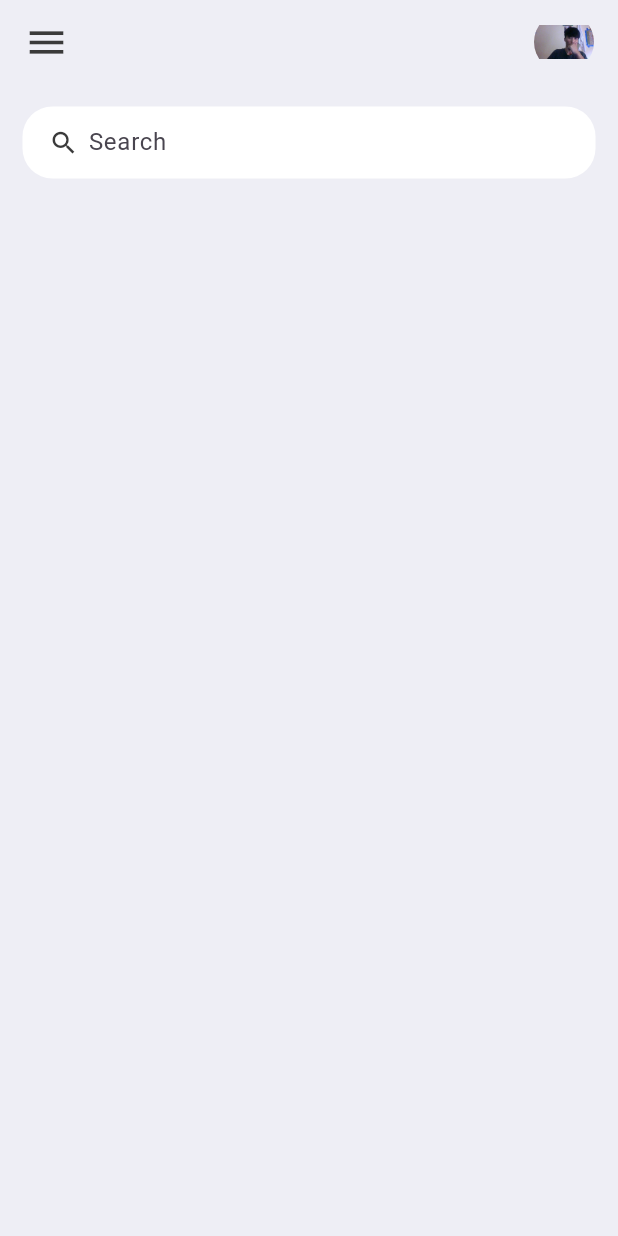
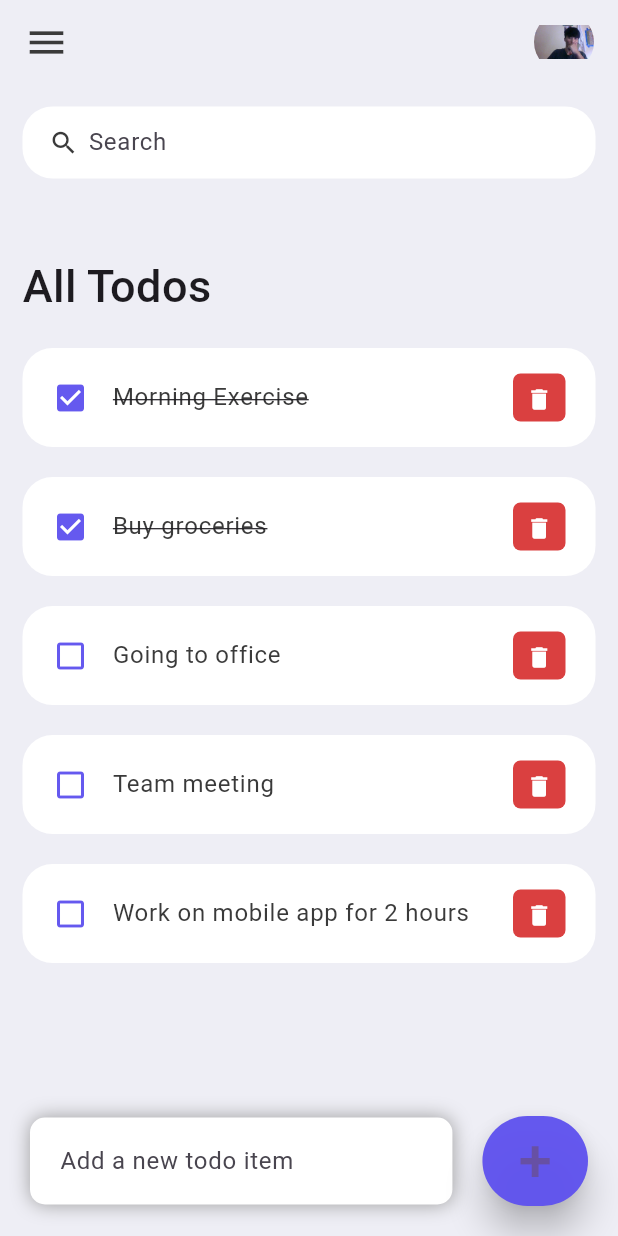
Before and after one commit to Tshewang2022/flutter, a Flutter app: the screen it shows after launch, on a phone screen of 412 x 824 dp. Run offline on Flutter 3.47's test engine with Material 3 defaults, Android fonts, the phone set to English and light mode, and no system bars.

```diff
--- /dev/null
+++ b/todo/lib/model/todo.dart
@@ -0,0 +1,17 @@
+class Todo {
+  String? id;
+  String? todoText;
+  bool isDone;
+
+  Todo({required this.id, required this.todoText, this.isDone = false});
+
+  static List<Todo> todoList() {
+    return [
+      Todo(id: '01', todoText: 'Morning Exercise', isDone: true),
+      Todo(id: '02', todoText: 'Buy groceries', isDone: true),
+      Todo(id: '03', todoText: 'Going to office'),
+      Todo(id: '04', todoText: 'Team meeting', isDone: false),
+      Todo(id: '05', todoText: 'Work on mobile app for 2 hours'),
+    ];
+  }
+}
--- a/todo/lib/screens/home.dart
+++ b/todo/lib/screens/home.dart
@@ -1,22 +1,138 @@
 import 'package:flutter/material.dart';
 import 'package:flutter/services.dart';
 import 'package:todo/constants/colors.dart';
+import 'package:todo/model/todo.dart';
+import 'package:todo/widgets/todo_item.dart';
 
-class Home extends StatelessWidget {
-  const Home({Key? key}) : super(key: key);
+class Home extends StatefulWidget {
+  Home({Key? key}) : super(key: key);
+
+  @override
+  State<Home> createState() => _HomeState();
+}
+
+class _HomeState extends State<Home> {
+  final todosList = Todo.todoList();
+  final _todoController = TextEditingController();
+
   @override
   Widget build(BuildContext context) {
-    SystemChrome.setSystemUIOverlayStyle(
-      SystemUiOverlayStyle(statusBarColor: Colors.transparent),
-    );
+    // SystemChrome.setSystemUIOverlayStyle(
+    //   SystemUiOverlayStyle(statusBarColor: Colors.transparent),
+    // );
     return Scaffold(
       backgroundColor: tdBGColor,
       appBar: _buildAppBar(),
-      body: Container(
+      body: Stack(
+        children: [
+          Container(
             padding: EdgeInsets.symmetric(horizontal: 15, vertical: 15),
-        child: Column(children: [searchBox()]),
+            child: Column(
+              children: [
+                searchBox(),
+                Expanded(
+                  child: ListView(
+                    children: [
+                      Container(
+                        margin: EdgeInsets.only(top: 50, bottom: 20),
+                        child: Text(
+                          'All Todos',
+                          style: TextStyle(
+                            fontSize: 30,
+                            fontWeight: FontWeight.w500,
+                          ),
+                        ),
+                      ),
+                      for (Todo todo in todosList)
+                        TodoItem(
+                          todo: todo,
+                          onToDoChanged: _handleToDoChange,
+                          onDeleteChanged: _deleteToDoItem,
+                        ),
+                    ],
+                  ),
+                ),
+              ],
+            ),
+          ),
+          Align(
+            alignment: Alignment.bottomCenter,
+            child: Row(
+              children: [
+                Expanded(
+                  child: Container(
+                    margin: EdgeInsets.only(bottom: 20, right: 20, left: 20),
+                    padding: EdgeInsets.symmetric(
+                      horizontal: 20,
+                      vertical: 5,
+                    ), // Added padding
+
+                    decoration: BoxDecoration(
+                      color: Colors.white,
+                      boxShadow: [
+                        BoxShadow(
+                          color: Colors.grey,
+                          offset: Offset(0.0, 0.0),
+
+                          blurRadius: 10.0,
+                          spreadRadius: 0.0,
+                        ),
+                      ],
+                      borderRadius: BorderRadius.circular(10),
+                    ),
+                    child: TextField(
+                      controller: _todoController,
+                      decoration: InputDecoration(
+                        hintText: 'Add a new todo item',
+                        border: InputBorder.none,
+                      ),
+                    ),
+                  ),
+                ),
+                Container(
+                  margin: EdgeInsets.only(bottom: 20, right: 20),
+                  child: ElevatedButton(
+                    child: Text('+', style: TextStyle(fontSize: 40)),
+                    onPressed: () {
+                      _addToDoItem(_todoController.text);
+                    },
+                    style: ElevatedButton.styleFrom(
+                      backgroundColor: tdBlue,
+                      minimumSize: Size(60, 60),
+                      elevation: 10,
+                    ),
+                  ),
+                ),
+              ],
+            ),
+          ),
+        ],
       ),
     );
+  }
+
+  void _handleToDoChange(Todo todo) {
+    setState(() {
+      todo.isDone = !todo.isDone;
+    });
+  }
+
+  void _deleteToDoItem(String id) {
+    setState(() {
+      todosList.removeWhere((item) => item.id == id);
+    });
+  }
+
+  void _addToDoItem(String todo) {
+    setState(() {
+      todosList.add(
+        Todo(
+          id: DateTime.now().microsecondsSinceEpoch.toString(),
+          todoText: todo,
+        ),
+      );
+    });
+    _todoController.clear();
   }
 
   Widget searchBox() {
@@ -36,7 +152,6 @@
         ),
       ),
     );
-  }
   }
 
   AppBar _buildAppBar() {
@@ -59,3 +174,4 @@
       ),
     );
   }
+}
--- /dev/null
+++ b/todo/lib/widgets/todo_item.dart
@@ -0,0 +1,60 @@
+import 'package:flutter/material.dart';
+import 'package:todo/constants/colors.dart';
+import '../model/todo.dart';
+
+class TodoItem extends StatelessWidget {
+  final Todo todo;
+  final onToDoChanged;
+  final onDeleteChanged;
+  const TodoItem({
+    Key? key,
+    required this.todo,
+    required this.onDeleteChanged,
+    required this.onToDoChanged,
+  }) : super(key: key);
+  @override
+  Widget build(BuildContext context) {
+    return Container(
+      margin: EdgeInsets.only(bottom: 20),
+      child: ListTile(
+        onTap: () {
+          onToDoChanged(todo);
+          // print('clicked on the todo item');
+        },
+        shape: RoundedRectangleBorder(borderRadius: BorderRadius.circular(20)),
+        contentPadding: EdgeInsets.symmetric(horizontal: 20, vertical: 5),
+        tileColor: Colors.white,
+        leading: Icon(
+          todo.isDone ? Icons.check_box : Icons.check_box_outline_blank,
+          color: tdBlue,
+        ),
+        title: Text(
+          todo.todoText!,
+          style: TextStyle(
+            fontSize: 16,
+            color: tdBlack,
+            decoration: todo.isDone ? TextDecoration.lineThrough : null,
+          ),
+        ),
+        trailing: Container(
+          padding: EdgeInsets.all(0),
+          margin: EdgeInsets.symmetric(vertical: 12),
+          height: 35,
+          width: 35,
+          decoration: BoxDecoration(
+            color: tdRed,
+            borderRadius: BorderRadius.circular(5),
+          ),
+          child: IconButton(
+            onPressed: () {
+              onDeleteChanged(todo.id);
+            },
+            color: Colors.white,
+            icon: Icon(Icons.delete),
+            iconSize: 18,
+          ),
+        ),
+      ),
+    );
+  }
+}
```
Lines whose indentation alone changed are shown as unchanged.
